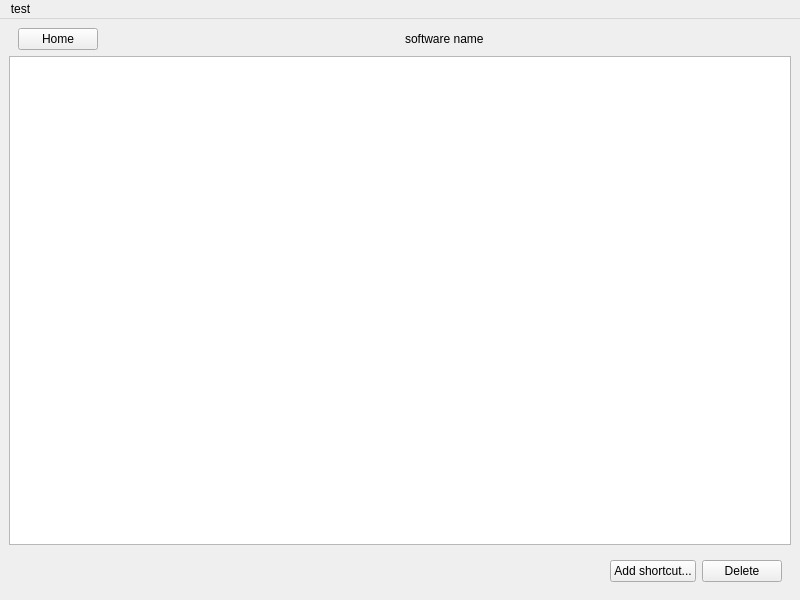
First picture: the form in ui/main.ui, repository TYZ47/ShortcutMemo, before the edit.
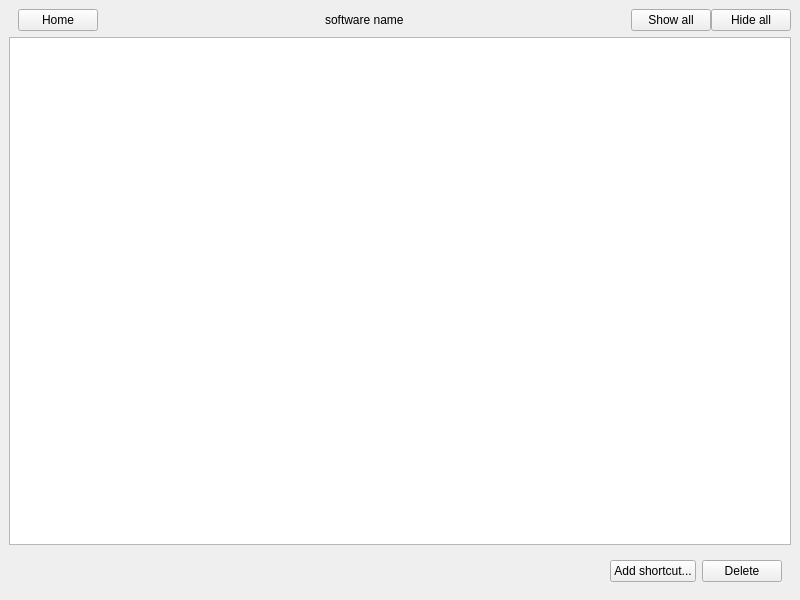
Second picture: the form after the edit.

Patch:
```diff
--- a/ui/main.ui
+++ b/ui/main.ui
@@ -138,6 +138,20 @@
              </property>
             </spacer>
            </item>
+           <item>
+            <widget class="QPushButton" name="btn_show_all">
+             <property name="text">
+              <string>Show all</string>
+             </property>
+            </widget>
+           </item>
+           <item>
+            <widget class="QPushButton" name="btn_hide_all">
+             <property name="text">
+              <string>Hide all</string>
+             </property>
+            </widget>
+           </item>
           </layout>
          </widget>
         </item>
@@ -187,24 +201,6 @@
     </item>
    </layout>
   </widget>
-  <widget class="QMenuBar" name="menuBar">
-   <property name="geometry">
-    <rect>
-     <x>0</x>
-     <y>0</y>
-     <width>800</width>
-     <height>22</height>
-    </rect>
-   </property>
-   <widget class="QMenu" name="menutest">
-    <property name="title">
-     <string>test</string>
-    </property>
-    <addaction name="action_test1"/>
-    <addaction name="action_test2"/>
-   </widget>
-   <addaction name="menutest"/>
-  </widget>
   <action name="action_test1">
    <property name="text">
     <string> test1</string>
```
